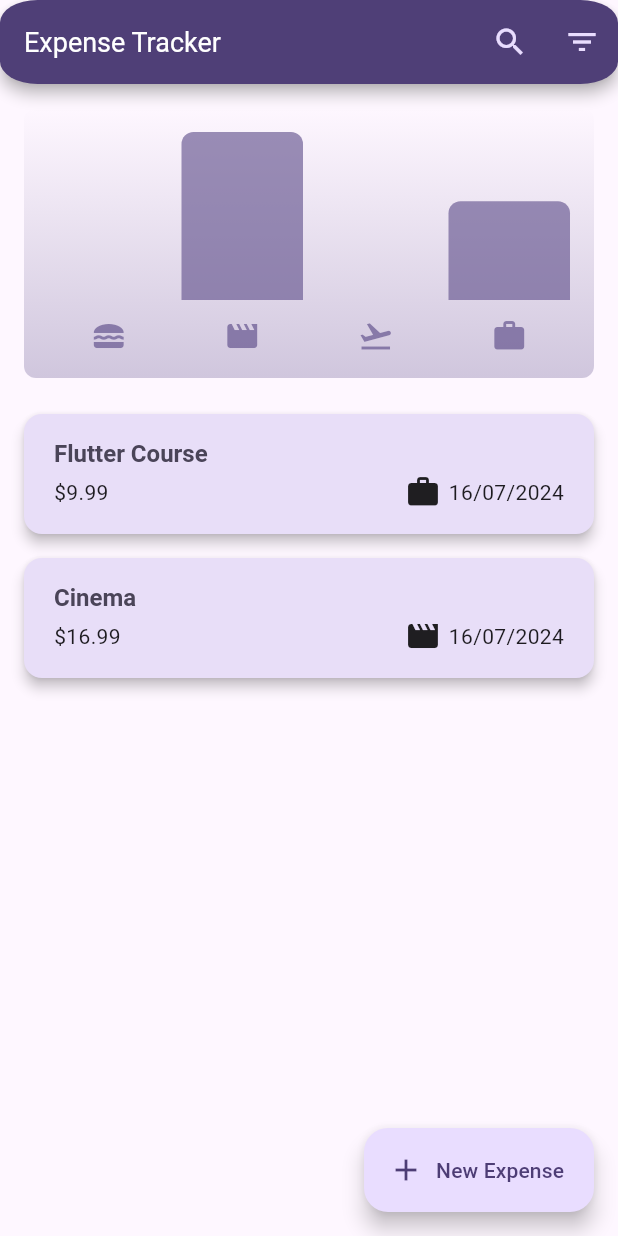
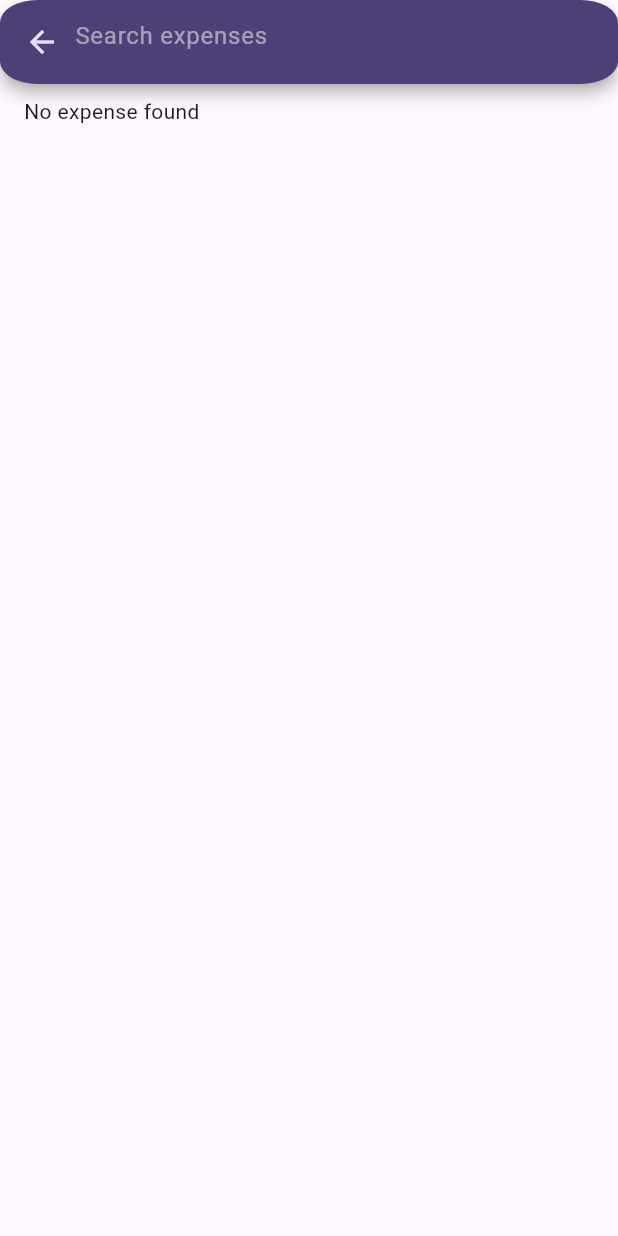
Before and after one commit to edoremo00/FlutterCourse, a Flutter app: the screen it shows after launch, after a tap on the "search" icon, on a phone screen of 412 x 824 dp. Run offline on Flutter 3.47's test engine with Material 3 defaults, Android fonts, the light colour scheme and no system bars; our stand-ins replace google_fonts.

Commit message:
first search implementaion IN PROGRESS

```diff
--- a/lib/expenses.dart
+++ b/lib/expenses.dart
@@ -3,6 +3,7 @@ import 'package:expensetracker/widgets/expenses-list/expenses_list.dart';
 import 'package:expensetracker/models/expense.dart';
 import 'package:expensetracker/widgets/new_expense.dart';
 import 'package:expensetracker/widgets/global_snackbar.dart';
+import 'package:expensetracker/widgets/searchpage.dart';
 import 'package:flutter/material.dart';
 import 'package:intl/intl.dart';
 
@@ -33,6 +34,7 @@ class _ExpensesState extends State<Expenses> {
 
   ];
   String? currencySymbol;
+
 
 
   @override
@@ -113,6 +115,20 @@ class _ExpensesState extends State<Expenses> {
   }
 
 
+   List<Expense> _filterExpenses(String? searchtext){
+      if(searchtext==null || searchtext.isEmpty) return _registeredExpenses;
+     return _registeredExpenses
+        .where(
+          (element) => element.title.toLowerCase().contains(
+                searchtext.toLowerCase(),
+              ),
+        )
+        .toList();
+   }
+
+
+
+
   @override
   Widget build(BuildContext context) {
     // Widget mainContent = _registeredExpenses.isNotEmpty
@@ -133,7 +149,31 @@ class _ExpensesState extends State<Expenses> {
         actions: [
           //TODO IMPLEMENT search and filters
           //per searchbar: https://api.flutter.dev/flutter/material/SearchBar-class.html
-          IconButton(onPressed: (){}, icon: const Icon(Icons.search)),
+          // SearchAnchor(
+          //   searchController: controller,
+          //   isFullScreen: false,
+          //   viewConstraints: BoxConstraints.expand(width: double.infinity,height: 150),
+          //   viewHintText:"search expenses" ,
+          //   builder: (context, controller) => IconButton(
+          //     onPressed: () {
+          //       controller.openView();
+          //     },
+          //     icon: const Icon(Icons.search),
+          //   ),
+          //   suggestionsBuilder: (context, controller) {
+          //     return List.empty();
+          //   },
+          // ),
+          IconButton(
+            onPressed: () {
+              Navigator.of(context).push(
+                MaterialPageRoute(
+                  builder: (BuildContext context) =>  SearchPage(onExpenseSearch: _filterExpenses,),
+                ),
+              );
+            },
+            icon: const Icon(Icons.search),
+          ),
           IconButton( onPressed: (){},icon: const Icon(Icons.filter_list),)
         ],
       ),
@@ -149,9 +189,16 @@ class _ExpensesState extends State<Expenses> {
              CircleAvatar(child: IconButton(onPressed: _openAddExpenseOverlay, icon: const Icon(Icons.add)),),
             const Spacer()
           ]else ...[
+            const SizedBox(height: 12,),
+             Text("Chart",style: Theme.of(context).textTheme.titleSmall),
              Chart(expenses: _registeredExpenses),
+             Text("My Expenses",style: Theme.of(context).textTheme.titleSmall,),
              ExpensesList(
-              expenses: _registeredExpenses, onRemoveExpense: _removeExpense,onModifyswipeDirection: _openAddExpenseOverlay,currencySymbol: currencySymbol!,),
+              expenses: _registeredExpenses,
+              onRemoveExpense: _removeExpense,
+              onModifyswipeDirection: _openAddExpenseOverlay,
+              currencySymbol: currencySymbol!,
+            ),
           ]
 
         ],
--- a/lib/main.dart
+++ b/lib/main.dart
@@ -1,5 +1,6 @@
 import 'package:expensetracker/expenses.dart';
 import 'package:flutter/material.dart';
+import 'package:google_fonts/google_fonts.dart';
 import 'package:intl/date_symbol_data_local.dart';
 
 //usare k nel nome è convenzione per variabili globali
@@ -18,6 +19,7 @@ var kDarkColorScheme = ColorScheme.fromSeed(
 
 void main() {
   initializeDateFormatting();
+  WidgetsFlutterBinding.ensureInitialized();
   runApp(
     MaterialApp(
       //dark mode
@@ -29,7 +31,7 @@ void main() {
       elevation: 3.5,
       ),
       appBarTheme: const AppBarTheme().copyWith(
-          titleTextStyle: const TextStyle(
+          titleTextStyle: GoogleFonts.ubuntu(
             fontWeight: FontWeight.normal,
             fontSize: 18,
           ),
@@ -48,12 +50,19 @@ void main() {
         selectedColor: kDarkColorScheme.primaryContainer
       ),
       textTheme:ThemeData(brightness: Brightness.dark).textTheme.copyWith(
-          titleLarge: TextStyle(
+        titleLarge: GoogleFonts.ubuntu(
+            fontWeight: FontWeight.w600,
+            color: kDarkColorScheme.onSecondaryContainer,
+            fontSize: 16,
+          ),
+          titleSmall: GoogleFonts.ubuntu(
             fontWeight: FontWeight.bold,
-            color:kDarkColorScheme.onSecondaryContainer,
-            fontSize: 16
+            color: kDarkColorScheme.onSecondaryContainer,
+            fontSize: 14,
           ),
+
         ),
+
 
       ),
 
@@ -61,7 +70,7 @@ void main() {
       theme: ThemeData().copyWith(
         colorScheme: kColorScheme,
         appBarTheme: const AppBarTheme().copyWith(
-          titleTextStyle: const TextStyle(
+          titleTextStyle: GoogleFonts.ubuntu(
             fontWeight: FontWeight.normal,
             fontSize: 18,
           ),
@@ -75,6 +84,10 @@ void main() {
             shadowColor: const Color.fromARGB(255, 186, 184, 184),
             elevation: 4
           ),
+          searchViewTheme: const SearchViewThemeData().copyWith(
+            backgroundColor: kColorScheme.onPrimaryContainer,
+          ),
+
         cardTheme: const CardTheme().copyWith(
             color: kColorScheme.secondaryContainer,
             margin: const EdgeInsets.symmetric(horizontal: 16, vertical: 8),
@@ -85,11 +98,16 @@ void main() {
             ),
         ),
         textTheme:ThemeData().textTheme.copyWith(
-          titleLarge: TextStyle(
+          titleLarge: GoogleFonts.ubuntu(
             fontWeight: FontWeight.bold,
             color:kColorScheme.onSecondaryContainer,
             fontSize: 16
           ),
+          titleSmall: GoogleFonts.ubuntu(
+            fontWeight: FontWeight.w600,
+            color: kColorScheme.onSecondaryContainer,
+            fontSize: 14,
+          )
         ),
       ),
       home: const Expenses(),
--- a/lib/widgets/expenses-list/expenses_list.dart
+++ b/lib/widgets/expenses-list/expenses_list.dart
@@ -9,6 +9,8 @@ class ExpensesList extends StatelessWidget {
   String currencySymbol;
 
   ExpensesList({super.key, required this.expenses,required this.onRemoveExpense,required this.onModifyswipeDirection,required this.currencySymbol});
+
+  // ExpensesList.filtered(List<Expense> filteredExpenses,this.currencySymbol,this.onModifyswipeDirection,this.onRemoveExpense):expenses=filteredExpenses{};
 
   @override
   Widget build(BuildContext context) {
--- /dev/null
+++ b/lib/widgets/searchpage.dart
@@ -0,0 +1,76 @@
+
+import 'package:expensetracker/models/category.dart';
+import 'package:expensetracker/models/expense.dart';
+import 'package:expensetracker/widgets/expenses-list/expenses_list.dart';
+import 'package:flutter/material.dart';
+
+
+class SearchPage extends StatefulWidget{
+
+  final List<Expense> Function(String? searchText) onExpenseSearch;
+  const SearchPage({super.key,required this.onExpenseSearch});
+
+  @override
+  State<StatefulWidget> createState() {
+    return Searchpagestate();
+  }
+}
+
+
+class Searchpagestate extends State<SearchPage>{
+
+ List<Expense> filteredExpenses=[];
+  @override
+  void dispose() {
+    searchController.dispose();
+    super.dispose();
+  }
+
+  final TextEditingController searchController = TextEditingController();
+  @override
+  Widget build(BuildContext context) {
+    return Scaffold(
+      // backgroundColor: Theme.of(context).appBarTheme.backgroundColor,
+      appBar: AppBar(
+        actions:   [
+          const SizedBox(width: 50,),
+          Expanded(
+            child: Column(
+              crossAxisAlignment: CrossAxisAlignment.start,
+              children: [
+                SizedBox(
+                  child: TextField(
+                    controller: searchController,
+                    onChanged: (value){
+                      setState(() {
+                        filteredExpenses=widget.onExpenseSearch(value);
+                      });
+                    },
+                    decoration: InputDecoration(
+                      border: InputBorder.none,
+                      hintText: "Search expenses",
+                      hintStyle: TextStyle(
+                        color: Colors.white.withOpacity(0.5)
+                      )
+                    ),
+
+                  ),
+                )
+              ],
+            ),
+          )
+        ],
+      ),
+      // body: ExpensesList.filtered(filteredExpenses,"",""),
+      body: filteredExpenses.isNotEmpty ? ListView.separated(
+          itemBuilder: (ctx, index) => ListTile(
+                title: Text(filteredExpenses[index].title),
+                subtitle: Text(filteredExpenses[index].amount.toString()),
+                trailing: Icon(categoryIcons[filteredExpenses[index].category]),
+              ),
+          separatorBuilder: (ctx, index) => const Divider(),
+          itemCount: filteredExpenses.length) : const Padding(padding: EdgeInsets.symmetric(vertical: 8,horizontal: 16),child: Text("No expense found"),),
+    );
+  }
+
+}
--- a/pubspec.yaml
+++ b/pubspec.yaml
@@ -37,6 +37,7 @@ dependencies:
   cupertino_icons: ^1.0.6
   uuid: ^4.4.0
   intl: ^0.19.0
+  google_fonts: ^6.2.1
 
 dev_dependencies:
   flutter_test:
```
Also changed, not shown: pubspec.lock, 1 other file.
